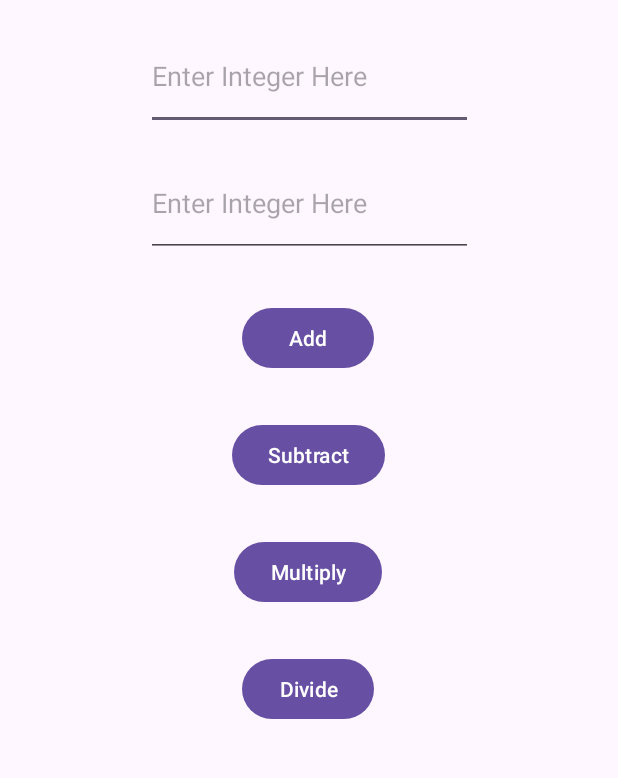
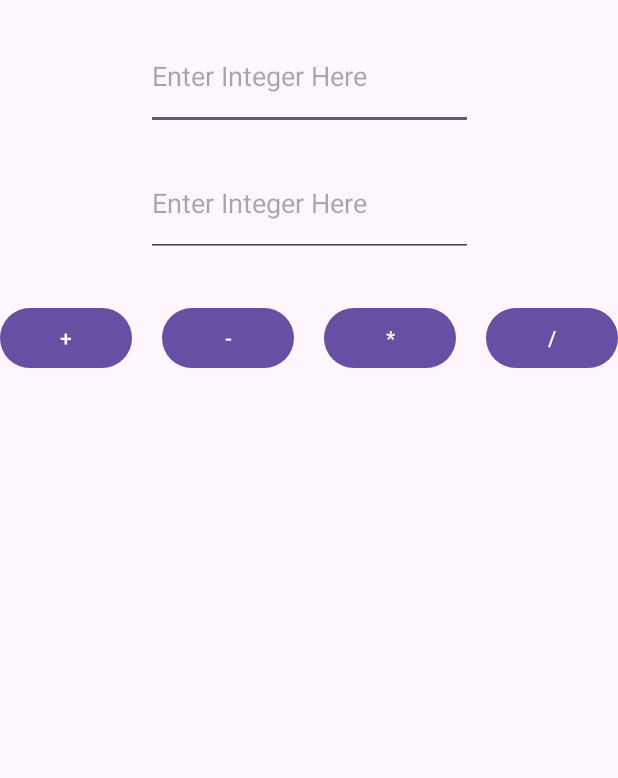
Before and after one commit to ayumahapat0/CalculatorApp, an Android app: the screen it shows after launch (MainActivity), on a phone screen of 412 x 824 dp, the part 243-1021 px from its top. Run offline under Robolectric (Android 15) with nearby library versions, the phone set to English and light mode, and no system bars.

Commit message:
changed the text and position of the buttons, and changed the Result string printed out

```diff
--- a/app/src/main/java/com/cs407/calculatorapp/MainActivity.kt
+++ b/app/src/main/java/com/cs407/calculatorapp/MainActivity.kt
@@ -36,7 +36,7 @@ class MainActivity : AppCompatActivity() {
             val num1 = operandOne.text.toString().toInt()
             val num2 = operandTwo.text.toString().toInt()
             var result = num1 + num2
-            intent.putExtra("EXTRA_MESSAGE", result.toString())
+            intent.putExtra("EXTRA_MESSAGE", "Result: " + result.toString())
             startActivity(intent)
 
         }
@@ -46,7 +46,7 @@ class MainActivity : AppCompatActivity() {
             val num1 = operandOne.text.toString().toInt()
             val num2 = operandTwo.text.toString().toInt()
             val result = num1 - num2
-            intent.putExtra("EXTRA_MESSAGE", result.toString())
+            intent.putExtra("EXTRA_MESSAGE", "Result: " + result.toString())
             startActivity(intent)
         }
 
@@ -55,7 +55,7 @@ class MainActivity : AppCompatActivity() {
             val num1 = operandOne.text.toString().toInt()
             val num2 = operandTwo.text.toString().toInt()
             val result = num1 * num2
-            intent.putExtra("EXTRA_MESSAGE", result.toString())
+            intent.putExtra("EXTRA_MESSAGE","Result: " + result.toString())
             startActivity(intent)
         }
 
@@ -69,7 +69,7 @@ class MainActivity : AppCompatActivity() {
             }
             else{
                 val result = num1.toDouble() / num2
-                intent.putExtra("EXTRA_MESSAGE", result.toString())
+                intent.putExtra("EXTRA_MESSAGE", "Result: " + result.toString())
             }
             startActivity(intent)
         }
--- a/app/src/main/res/layout/activity_main.xml
+++ b/app/src/main/res/layout/activity_main.xml
@@ -5,16 +5,14 @@
     android:id="@+id/main"
     android:layout_width="match_parent"
     android:layout_height="match_parent"
+    android:orientation="horizontal"
     tools:context=".MainActivity">
-
-
-
-
+    9
     <TextView
         android:id="@+id/textViewCalc"
         android:layout_width="wrap_content"
         android:layout_height="wrap_content"
-        android:text="@string/calulator"
+        android:text="@string/calculator"
         android:textSize="40sp"
         app:layout_constraintLeft_toLeftOf="parent"
         app:layout_constraintBottom_toBottomOf="parent"
@@ -57,32 +55,31 @@
         android:layout_height="wrap_content"
         android:layout_marginTop="30dp"
         android:text="@string/add"
-        app:layout_constraintEnd_toEndOf="parent"
-        app:layout_constraintHorizontal_bias="0.498"
-        app:layout_constraintStart_toStartOf="parent"
+        app:layout_constraintHorizontal_bias="0.5"
+        app:layout_constraintLeft_toLeftOf="parent"
         app:layout_constraintTop_toBottomOf="@id/operandTwo" />
 
     <Button
         android:id="@+id/subtractButton"
         android:layout_width="wrap_content"
         android:layout_height="wrap_content"
+        android:layout_marginStart="20dp"
         android:layout_marginTop="30dp"
         android:text="@string/subtract"
-        app:layout_constraintEnd_toEndOf="parent"
         app:layout_constraintHorizontal_bias="0.498"
-        app:layout_constraintStart_toStartOf="parent"
-        app:layout_constraintTop_toBottomOf="@id/addButton" />
+        app:layout_constraintLeft_toRightOf="@id/addButton"
+        app:layout_constraintTop_toBottomOf="@id/operandTwo" />
 
     <Button
         android:id="@+id/multiplyButton"
         android:layout_width="wrap_content"
         android:layout_height="wrap_content"
+        android:layout_marginStart="20dp"
         android:layout_marginTop="30dp"
         android:text="@string/multiply"
-        app:layout_constraintEnd_toEndOf="parent"
         app:layout_constraintHorizontal_bias="0.498"
-        app:layout_constraintStart_toStartOf="parent"
-        app:layout_constraintTop_toBottomOf="@id/subtractButton" />
+        app:layout_constraintLeft_toRightOf="@id/subtractButton"
+        app:layout_constraintTop_toBottomOf="@id/operandTwo" />
 
     <Button
         android:id="@+id/divisionButton"
@@ -91,10 +88,8 @@
         android:layout_marginTop="30dp"
         android:text="@string/divide"
         app:layout_constraintEnd_toEndOf="parent"
-        app:layout_constraintHorizontal_bias="0.498"
-        app:layout_constraintStart_toStartOf="parent"
-        app:layout_constraintTop_toBottomOf="@id/multiplyButton" />
-
+        app:layout_constraintLeft_toRightOf="@id/multiplyButton"
+        app:layout_constraintTop_toBottomOf="@id/operandTwo" />
 
 
 </androidx.constraintlayout.widget.ConstraintLayout>
--- a/app/src/main/res/values/strings.xml
+++ b/app/src/main/res/values/strings.xml
@@ -1,9 +1,9 @@
 <resources>
     <string name="app_name">CalculatorApp</string>
-    <string name="calulator">Calculator</string>
+    <string name="calculator">Calculator</string>
     <string name="enter_integer_here">Enter Integer Here</string>
-    <string name="add">Add</string>
-    <string name="subtract">Subtract</string>
-    <string name="multiply">Multiply</string>
-    <string name="divide">Divide</string>
+    <string name="add">+</string>
+    <string name="subtract">-</string>
+    <string name="multiply">*</string>
+    <string name="divide">/</string>
 </resources>
```
